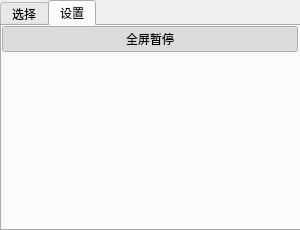
Before: the Qt Designer form mainwindow.ui in AkntRedMH/VideoWallpaper, drawn with Qt 5.
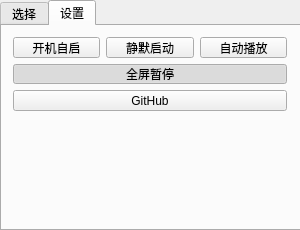
After: the same form once the commit is applied. Icons and pictures are not drawn.

Diff of the .ui file:
```diff
--- a/mainwindow.ui
+++ b/mainwindow.ui
@@ -257,24 +257,101 @@
      <attribute name="title">
       <string>设置</string>
      </attribute>
-     <widget class="QPushButton" name="PB_timer">
+     <widget class="QWidget" name="layoutWidget_2">
       <property name="geometry">
        <rect>
         <x>0</x>
         <y>0</y>
         <width>296</width>
-        <height>26</height>
+        <height>96</height>
        </rect>
       </property>
-      <property name="text">
-       <string>全屏暂停</string>
-      </property>
-      <property name="checkable">
-       <bool>true</bool>
-      </property>
-      <property name="checked">
-       <bool>true</bool>
-      </property>
+      <layout class="QVBoxLayout" name="verticalLayout_2">
+       <item>
+        <layout class="QHBoxLayout" name="horizontalLayout_3">
+         <item>
+          <widget class="QPushButton" name="PB_startup">
+           <property name="sizePolicy">
+            <sizepolicy hsizetype="Ignored" vsizetype="Ignored">
+             <horstretch>0</horstretch>
+             <verstretch>0</verstretch>
+            </sizepolicy>
+           </property>
+           <property name="text">
+            <string>开机自启</string>
+           </property>
+           <property name="checkable">
+            <bool>true</bool>
+           </property>
+          </widget>
+         </item>
+         <item>
+          <widget class="QPushButton" name="PB_silentstart">
+           <property name="sizePolicy">
+            <sizepolicy hsizetype="Ignored" vsizetype="Ignored">
+             <horstretch>0</horstretch>
+             <verstretch>0</verstretch>
+            </sizepolicy>
+           </property>
+           <property name="text">
+            <string>静默启动</string>
+           </property>
+           <property name="checkable">
+            <bool>true</bool>
+           </property>
+          </widget>
+         </item>
+         <item>
+          <widget class="QPushButton" name="PB_autoplay">
+           <property name="sizePolicy">
+            <sizepolicy hsizetype="Ignored" vsizetype="Ignored">
+             <horstretch>0</horstretch>
+             <verstretch>0</verstretch>
+            </sizepolicy>
+           </property>
+           <property name="text">
+            <string>自动播放</string>
+           </property>
+           <property name="checkable">
+            <bool>true</bool>
+           </property>
+          </widget>
+         </item>
+        </layout>
+       </item>
+       <item>
+        <widget class="QPushButton" name="PB_timer">
+         <property name="sizePolicy">
+          <sizepolicy hsizetype="Ignored" vsizetype="Ignored">
+           <horstretch>0</horstretch>
+           <verstretch>0</verstretch>
+          </sizepolicy>
+         </property>
+         <property name="text">
+          <string>全屏暂停</string>
+         </property>
+         <property name="checkable">
+          <bool>true</bool>
+         </property>
+         <property name="checked">
+          <bool>true</bool>
+         </property>
+        </widget>
+       </item>
+       <item>
+        <widget class="QPushButton" name="PB_github">
+         <property name="sizePolicy">
+          <sizepolicy hsizetype="Ignored" vsizetype="Ignored">
+           <horstretch>0</horstretch>
+           <verstretch>0</verstretch>
+          </sizepolicy>
+         </property>
+         <property name="text">
+          <string>GitHub</string>
+         </property>
+        </widget>
+       </item>
+      </layout>
      </widget>
     </widget>
    </widget>
```
Left out of the diff: 5 changed lines with no effect on the pictures.
